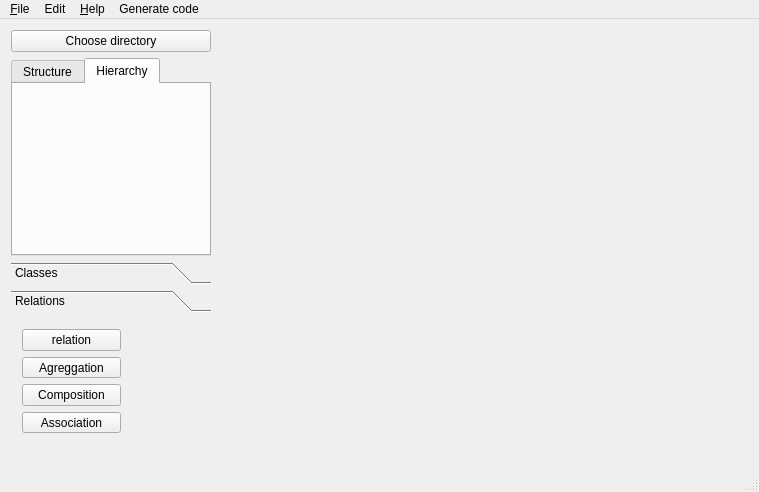
Old version of the form mainwindow.ui in the repository termNinja/rs16-24.
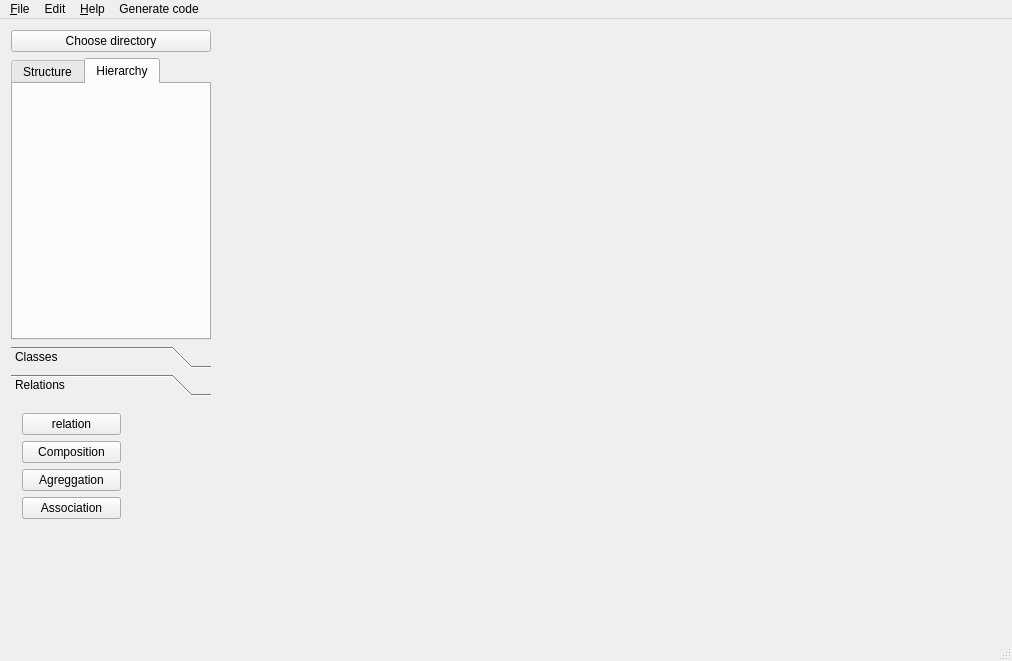
New version of the form. The open tabs and pages were chosen to show the change. Icons and pictures are not drawn.

Commit message: Relation interface: the beginning

Diff of the .ui file:
```diff
--- a/mainwindow.ui
+++ b/mainwindow.ui
@@ -9,8 +9,8 @@
    <rect>
     <x>0</x>
     <y>0</y>
-    <width>759</width>
-    <height>492</height>
+    <width>1012</width>
+    <height>661</height>
    </rect>
   </property>
   <property name="windowTitle">
@@ -80,6 +80,9 @@
           <height>16777215</height>
          </size>
         </property>
+        <property name="autoFillBackground">
+         <bool>false</bool>
+        </property>
         <widget class="QWidget" name="toolBoxPage1">
          <property name="geometry">
           <rect>
@@ -154,9 +157,15 @@
            <x>0</x>
            <y>0</y>
            <width>200</width>
-           <height>131</height>
+           <height>215</height>
           </rect>
          </property>
+         <property name="sizePolicy">
+          <sizepolicy hsizetype="Preferred" vsizetype="Preferred">
+           <horstretch>0</horstretch>
+           <verstretch>0</verstretch>
+          </sizepolicy>
+         </property>
          <attribute name="label">
           <string>Relations</string>
          </attribute>
@@ -166,10 +175,13 @@
             <x>0</x>
             <y>0</y>
             <width>121</width>
-            <height>126</height>
+            <height>159</height>
            </rect>
           </property>
           <layout class="QVBoxLayout" name="verticalLayout">
+           <property name="sizeConstraint">
+            <enum>QLayout::SetMinimumSize</enum>
+           </property>
            <item>
             <widget class="QPushButton" name="pushButton">
              <property name="maximumSize">
@@ -187,19 +199,6 @@
              </property>
             </widget>
            </item>
-           <item>
-            <widget class="QPushButton" name="pushButton_2">
-             <property name="maximumSize">
-              <size>
-               <width>100</width>
-               <height>25</height>
-              </size>
-             </property>
-             <property name="text">
-              <string>Agreggation</string>
-             </property>
-            </widget>
-           </item>
            <item>
             <widget class="QPushButton" name="pushButton_13">
              <property name="maximumSize">
@@ -213,6 +212,19 @@
              </property>
             </widget>
            </item>
+           <item>
+            <widget class="QPushButton" name="pushButton_2">
+             <property name="maximumSize">
+              <size>
+               <width>100</width>
+               <height>25</height>
+              </size>
+             </property>
+             <property name="text">
+              <string>Agreggation</string>
+             </property>
+            </widget>
+           </item>
            <item>
             <widget class="QPushButton" name="pushButton_3">
              <property name="maximumSize">
@@ -253,7 +265,7 @@
     <rect>
      <x>0</x>
      <y>0</y>
-     <width>759</width>
+     <width>1012</width>
      <height>25</height>
     </rect>
    </property>
```
Left out of the diff: 19 changed lines with no effect on the pictures. The commit also changes 2 other files.
